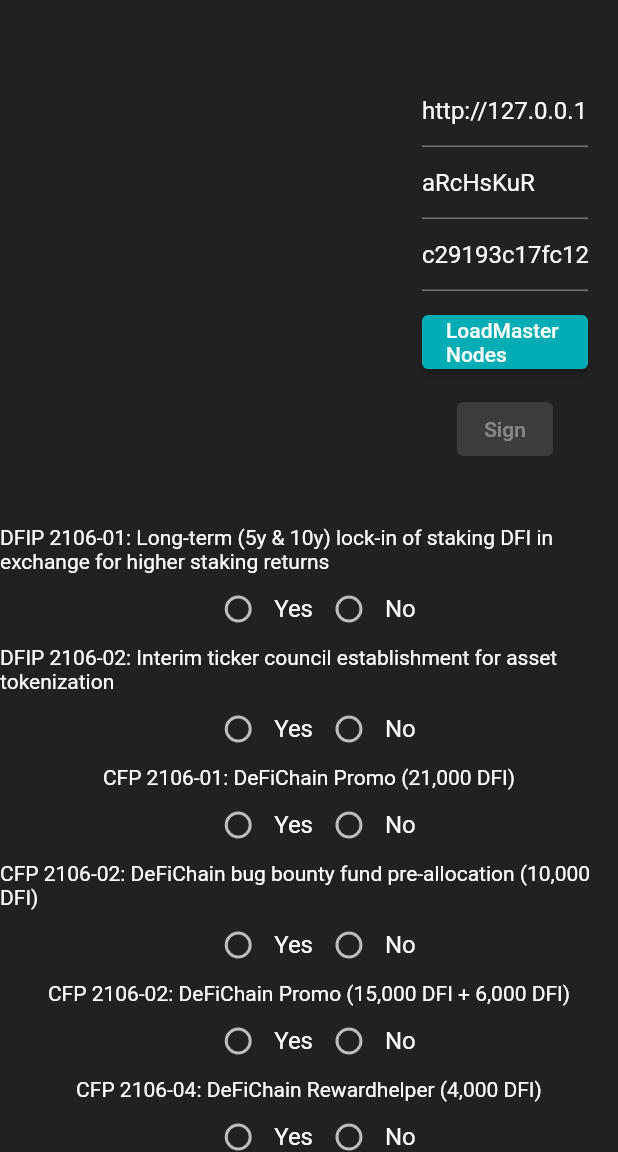
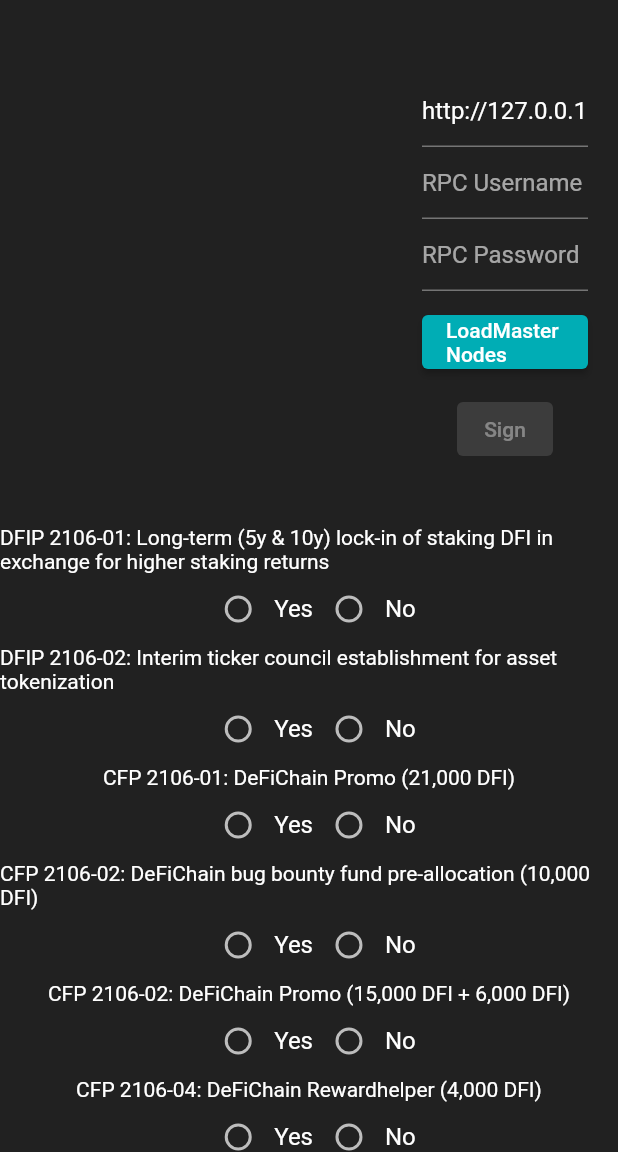
Before and after one commit to saiive/defimnsigner, a Flutter app: the screen it shows after launch, on a phone screen of 412 x 824 dp, the part 84-1236 px from its top. Run offline on Flutter 3.47's test engine with Material 2 defaults, Android fonts, the phone set to English and light mode, and no system bars; Roboto replaces fonts that are missing (Helvetica, Arial, sans-serif).

Commit message:
remove default creds

```diff
--- a/lib/main.dart
+++ b/lib/main.dart
@@ -185,8 +185,11 @@ class MyHomePage extends StatefulWidget {
 
 class _MyHomePageState extends State<MyHomePage> {
   var _addressController = TextEditingController(text: 'http://127.0.0.1:8555/');
-  var _usernameController = TextEditingController(text: 'aRcHsKuR');
-  var _passwordController = TextEditingController(text: 'c29193c17fc12001a1e890a2199b539253b65689cf6980d2aead5e6a7ffd9e88');
+  // var _usernameController = TextEditingController(text: 'aRcHsKuR');
+  // var _passwordController = TextEditingController(text: 'c29193c17fc12001a1e890a2199b539253b65689cf6980d2aead5e6a7ffd9e88');
+
+  var _usernameController = TextEditingController(text: '');
+  var _passwordController = TextEditingController(text: '');
 
   Map<int, Widget> _widgets = new Map<int, Widget>();
   var _myMasterNodes = [];
```
